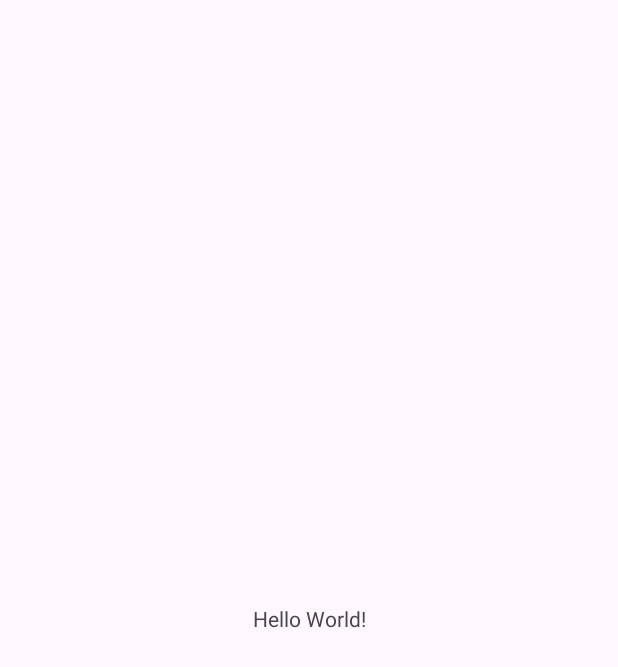
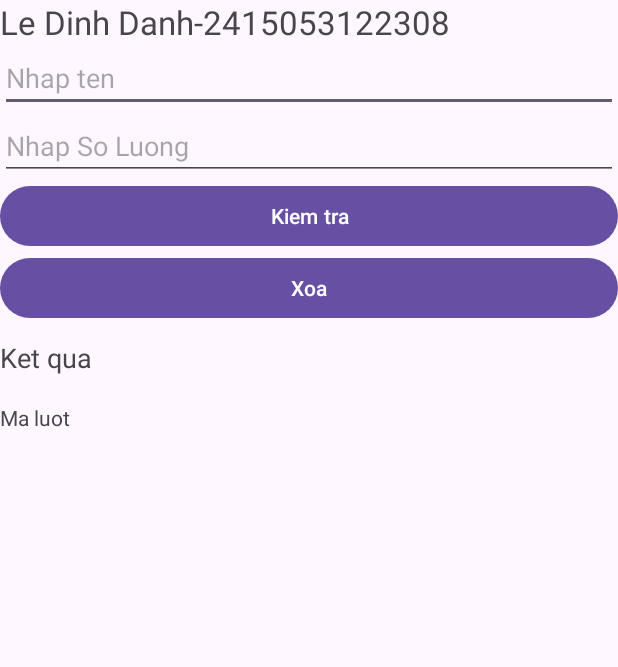
Before and after one commit to Danhledinh222/Testtiep, an Android app: the screen it shows after launch (MainActivity), on a phone screen of 412 x 824 dp. Before the commit the part shown is almost empty. Shown: the top 667 px of the screen. Run offline under Robolectric (Android 15) with nearby library versions, the phone set to English and light mode, and no system bars.

Commit message:
hoan thanh giao dien xml

```diff
--- a/app/src/main/res/layout/activity_main.xml
+++ b/app/src/main/res/layout/activity_main.xml
@@ -1,19 +1,63 @@
 <?xml version="1.0" encoding="utf-8"?>
-<androidx.constraintlayout.widget.ConstraintLayout xmlns:android="http://schemas.android.com/apk/res/android"
+<LinearLayout xmlns:android="http://schemas.android.com/apk/res/android"
     xmlns:app="http://schemas.android.com/apk/res-auto"
     xmlns:tools="http://schemas.android.com/tools"
     android:id="@+id/main"
     android:layout_width="match_parent"
     android:layout_height="match_parent"
-    tools:context=".MainActivity">
+    tools:context=".MainActivity"
+    android:orientation="vertical"
+    >
 
     <TextView
-        android:layout_width="wrap_content"
+        android:id="@+id/txtSinhVien"
+        android:layout_width="match_parent"
         android:layout_height="wrap_content"
-        android:text="Hello World!"
-        app:layout_constraintBottom_toBottomOf="parent"
-        app:layout_constraintEnd_toEndOf="parent"
-        app:layout_constraintStart_toStartOf="parent"
-        app:layout_constraintTop_toTopOf="parent" />
-
-</androidx.constraintlayout.widget.ConstraintLayout>
+        android:text="Le Dinh Danh-2415053122308"
+        android:textSize="10pt"
+        />
+    <EditText
+        android:id="@+id/Ten"
+        android:layout_width="match_parent"
+        android:layout_height="wrap_content"
+        android:hint="Nhap ten"
+        android:inputType="textCapSentences"
+        >
+    </EditText>
+    <EditText
+        android:id="@+id/SoLuong"
+        android:layout_width="match_parent"
+        android:layout_height="wrap_content"
+        android:hint="Nhap So Luong"
+        android:inputType="number"
+        >
+    </EditText>
+    <Button
+        android:id="@+id/btnKiemTra"
+        android:layout_width="match_parent"
+        android:layout_height="wrap_content"
+        android:text="Kiem tra">
+    </Button>
+    <Button
+        android:id="@+id/btnXoa"
+        android:layout_width="match_parent"
+        android:layout_height="wrap_content"
+        android:text="Xoa">
+    </Button>
+    <TextView
+        android:id="@+id/txtKetQua"
+        android:layout_width="match_parent"
+        android:layout_height="wrap_content"
+        android:text="Ket qua"
+        android:layout_marginTop="10dp"
+        android:textSize="8pt"
+        >
+    </TextView>
+    <TextView
+        android:id="@+id/txtMaLuot"
+        android:layout_width="match_parent"
+        android:layout_height="wrap_content"
+        android:text="Ma luot"
+        android:layout_marginTop="8pt">
+    </TextView>
+</LinearLayout>
```
